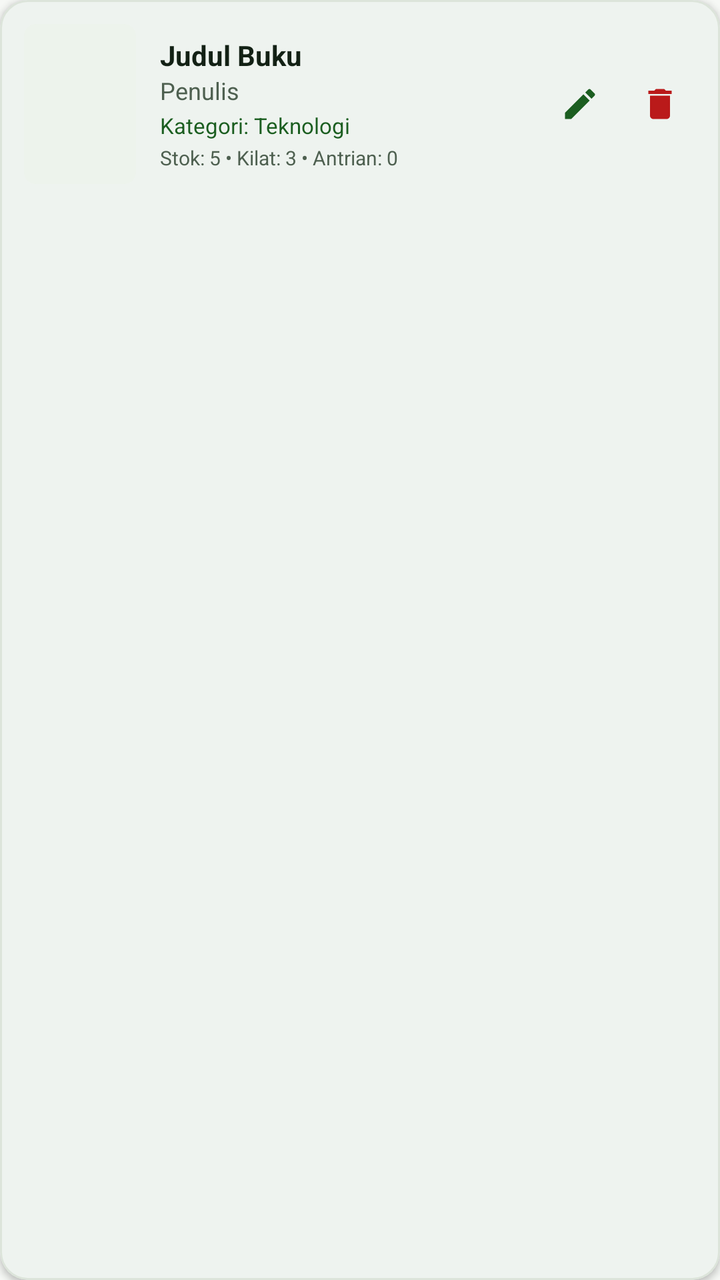
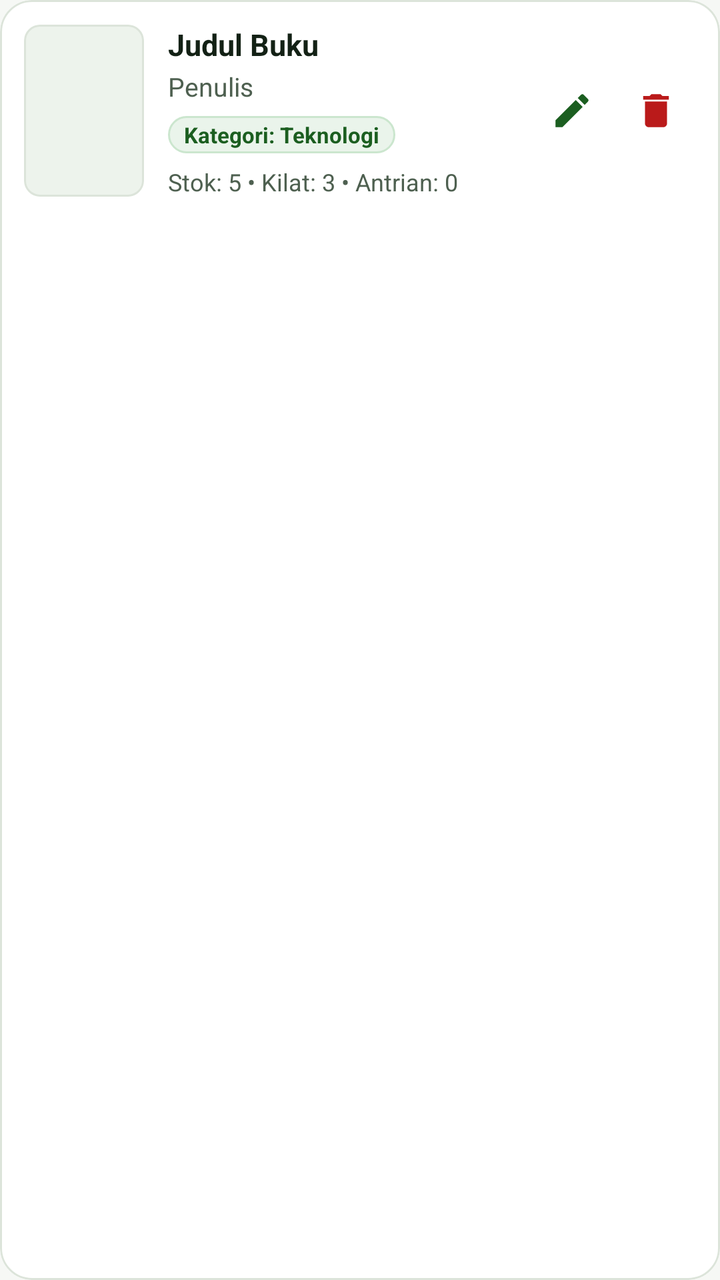

An Android layout rendered at two revisions. The XML below is the earlier revision; the diff shows what the commit changed to produce the second picture.
<!-- AndroidManifest.xml: application theme Theme.Perpustakaan2 -->
<!-- res/layout/item_admin_book.xml -->
<?xml version="1.0" encoding="utf-8"?>
<com.google.android.material.card.MaterialCardView xmlns:android="http://schemas.android.com/apk/res/android"
    xmlns:app="http://schemas.android.com/apk/res-auto"
    android:layout_width="match_parent"
    android:layout_height="wrap_content"
    android:layout_marginBottom="10dp"
    app:cardBackgroundColor="@color/surface"
    app:cardCornerRadius="14dp"
    app:cardElevation="2dp"
    app:strokeColor="@color/outline"
    app:strokeWidth="1dp">

    <LinearLayout
        android:layout_width="match_parent"
        android:layout_height="wrap_content"
        android:gravity="center_vertical"
        android:orientation="horizontal"
        android:padding="12dp">

        <com.google.android.material.card.MaterialCardView
            android:layout_width="56dp"
            android:layout_height="80dp"
            app:cardCornerRadius="6dp"
            app:cardElevation="0dp"
            app:strokeWidth="0dp">

            <ImageView
                android:id="@+id/ivAdminBookCover"
                android:layout_width="match_parent"
                android:layout_height="match_parent"
                android:background="@color/surface_variant"
                android:scaleType="centerCrop" />
        </com.google.android.material.card.MaterialCardView>

        <LinearLayout
            android:layout_width="0dp"
            android:layout_height="wrap_content"
            android:layout_marginStart="12dp"
            android:layout_weight="1"
            android:orientation="vertical">

            <TextView
                android:id="@+id/tvAdminBookTitle"
                android:layout_width="match_parent"
                android:layout_height="wrap_content"
                android:ellipsize="end"
                android:maxLines="1"
                android:text="Judul Buku"
                android:textColor="@color/text_primary"
                android:textSize="14sp"
                android:textStyle="bold" />

            <TextView
                android:id="@+id/tvAdminBookAuthor"
                android:layout_width="match_parent"
                android:layout_height="wrap_content"
                android:ellipsize="end"
                android:maxLines="1"
                android:text="Penulis"
                android:textColor="@color/text_secondary"
                android:textSize="12sp" />

            <TextView
                android:id="@+id/tvAdminBookCategory"
                android:layout_width="wrap_content"
                android:layout_height="wrap_content"
                android:layout_marginTop="2dp"
                android:text="Kategori: Teknologi"
                android:textColor="@color/primary"
                android:textSize="11sp" />

            <TextView
                android:id="@+id/tvAdminBookStock"
                android:layout_width="match_parent"
                android:layout_height="wrap_content"
                android:layout_marginTop="2dp"
                android:text="Stok: 5 • Kilat: 3 • Antrian: 0"
                android:textColor="@color/text_secondary"
                android:textSize="10sp" />
        </LinearLayout>

        
        <LinearLayout
            android:layout_width="wrap_content"
            android:layout_height="wrap_content"
            android:orientation="horizontal">

            <ImageView
                android:id="@+id/btnEditBook"
                android:layout_width="36dp"
                android:layout_height="36dp"
                android:background="?attr/selectableItemBackgroundBorderless"
                android:clickable="true"
                android:focusable="true"
                android:padding="8dp"
                android:src="@drawable/ic_edit"
                app:tint="@color/primary" />

            <ImageView
                android:id="@+id/btnDeleteBook"
                android:layout_width="36dp"
                android:layout_height="36dp"
                android:layout_marginStart="4dp"
                android:background="?attr/selectableItemBackgroundBorderless"
                android:clickable="true"
                android:focusable="true"
                android:padding="8dp"
                android:src="@drawable/ic_delete"
                app:tint="@color/error" />
        </LinearLayout>
    </LinearLayout>
</com.google.android.material.card.MaterialCardView>
<!-- resources referenced by this layout -->
<resources>
  <color name="error">#BA1A1A</color>
  <color name="outline">#DCE4DA</color>
  <color name="primary">#1B5E20</color>
  <color name="surface">#FFFFFF</color>
  <color name="surface_variant">#EDF3EC</color>
  <color name="text_primary">#132115</color>
  <color name="text_secondary">#4E6050</color>
  <!-- drawable ic_delete (drawable) -->
  <vector xmlns:android="http://schemas.android.com/apk/res/android"
      android:width="24dp"
      android:height="24dp"
      android:viewportWidth="24"
      android:viewportHeight="24">
    <path
        android:fillColor="#EF4444"
        android:pathData="M6,19c0,1.1 0.9,2 2,2h8c1.1,0 2,-0.9 2,-2V7H6v12zM19,4h-3.5l-1,-1h-5l-1,1H5v2h14V4z"/>
  </vector>
  <!-- drawable ic_edit (drawable) -->
  <vector xmlns:android="http://schemas.android.com/apk/res/android"
      android:width="24dp"
      android:height="24dp"
      android:viewportWidth="24"
      android:viewportHeight="24">
    <path
        android:fillColor="#FF000000"
        android:pathData="M3,17.25V21h3.75L17.81,9.94l-3.75,-3.75L3,17.25zM20.71,7.04c0.39,-0.39 0.39,-1.02 0,-1.41l-2.34,-2.34c-0.39,-0.39 -1.02,-0.39 -1.41,0l-1.83,1.83 3.75,3.75 1.83,-1.83z"/>
  </vector>
  <style name="Theme.Perpustakaan2" parent="Theme.Material3.DayNight.NoActionBar">
          <item name="colorPrimary">@color/primary</item>
          <item name="colorPrimaryVariant">@color/primary_dark</item>
          <item name="colorOnPrimary">@color/on_primary</item>
          <item name="colorPrimaryContainer">@color/primary_container</item>
          <item name="colorOnPrimaryContainer">@color/primary_dark</item>
  
          <item name="colorSecondary">@color/secondary</item>
          <item name="colorOnSecondary">@color/on_secondary</item>
          <item name="colorSecondaryContainer">@color/secondary_container</item>
          <item name="colorOnSecondaryContainer">@color/secondary_dark</item>
  
          <item name="android:colorBackground">@color/background</item>
          <item name="android:windowBackground">@color/background</item>
          <item name="colorSurface">@color/surface</item>
          <item name="colorOnSurface">@color/text_primary</item>
          <item name="colorSurfaceVariant">@color/surface_variant</item>
          <item name="colorOnSurfaceVariant">@color/text_secondary</item>
          <item name="colorOutline">@color/outline</item>
          <item name="colorOutlineVariant">@color/outline_variant</item>
  
          <item name="colorError">@color/error</item>
          <item name="colorOnError">@color/white</item>
          <item name="colorErrorContainer">@color/error_container</item>
  
          <item name="android:statusBarColor">@color/background</item>
          <item name="android:windowLightStatusBar">true</item>
          <item name="android:navigationBarColor">@color/surface</item>
          <item name="android:windowLightNavigationBar" tools:targetApi="27">true</item>
      </style>
  <color name="primary_dark">#0E3D13</color>
  <color name="on_primary">#FFFFFF</color>
  <color name="primary_container">#CBE6CE</color>
  <color name="secondary">#2E7D32</color>
  <color name="on_secondary">#FFFFFF</color>
  <color name="secondary_container">#D8EED9</color>
  <color name="secondary_dark">#1B5E20</color>
  <color name="background">#F6F8F5</color>
  <color name="outline_variant">#EAEFE8</color>
  <color name="white">#FFFFFFFF</color>
  <color name="error_container">#FFDAD6</color>
</resources>

<!-- the commit's change to res/layout/item_admin_book.xml (unified diff, before → after) -->
@@ -5,8 +5,8 @@
     android:layout_height="wrap_content"
     android:layout_marginBottom="10dp"
     app:cardBackgroundColor="@color/surface"
-    app:cardCornerRadius="14dp"
-    app:cardElevation="2dp"
+    app:cardCornerRadius="16dp"
+    app:cardElevation="0dp"
     app:strokeColor="@color/outline"
     app:strokeWidth="1dp">
 
@@ -18,11 +18,12 @@
         android:padding="12dp">
 
         <com.google.android.material.card.MaterialCardView
-            android:layout_width="56dp"
-            android:layout_height="80dp"
-            app:cardCornerRadius="6dp"
+            android:layout_width="60dp"
+            android:layout_height="86dp"
+            app:cardCornerRadius="8dp"
             app:cardElevation="0dp"
-            app:strokeWidth="0dp">
+            app:strokeColor="@color/outline"
+            app:strokeWidth="1dp">
 
             <ImageView
                 android:id="@+id/ivAdminBookCover"
@@ -36,6 +37,7 @@
             android:layout_width="0dp"
             android:layout_height="wrap_content"
             android:layout_marginStart="12dp"
+            android:layout_marginEnd="6dp"
             android:layout_weight="1"
             android:orientation="vertical">
 
@@ -44,39 +46,44 @@
                 android:layout_width="match_parent"
                 android:layout_height="wrap_content"
                 android:ellipsize="end"
-                android:maxLines="1"
+                android:maxLines="2"
                 android:text="Judul Buku"
                 android:textColor="@color/text_primary"
-                android:textSize="14sp"
+                android:textSize="15sp"
                 android:textStyle="bold" />
 
             <TextView
                 android:id="@+id/tvAdminBookAuthor"
                 android:layout_width="match_parent"
                 android:layout_height="wrap_content"
+                android:layout_marginTop="2dp"
                 android:ellipsize="end"
                 android:maxLines="1"
                 android:text="Penulis"
                 android:textColor="@color/text_secondary"
-                android:textSize="12sp" />
+                android:textSize="13sp" />
 
             <TextView
                 android:id="@+id/tvAdminBookCategory"
                 android:layout_width="wrap_content"
                 android:layout_height="wrap_content"
-                android:layout_marginTop="2dp"
+                android:layout_marginTop="6dp"
+                android:background="@drawable/bg_badge_primary"
+                android:paddingHorizontal="8dp"
+                android:paddingVertical="2dp"
                 android:text="Kategori: Teknologi"
                 android:textColor="@color/primary"
-                android:textSize="11sp" />
+                android:textSize="11sp"
+                android:textStyle="bold" />
 
             <TextView
                 android:id="@+id/tvAdminBookStock"
                 android:layout_width="match_parent"
                 android:layout_height="wrap_content"
-                android:layout_marginTop="2dp"
+                android:layout_marginTop="6dp"
                 android:text="Stok: 5 • Kilat: 3 • Antrian: 0"
                 android:textColor="@color/text_secondary"
-                android:textSize="10sp" />
+                android:textSize="12sp" />
         </LinearLayout>
 
         
@@ -87,24 +94,26 @@
 
             <ImageView
                 android:id="@+id/btnEditBook"
-                android:layout_width="36dp"
-                android:layout_height="36dp"
+                android:layout_width="40dp"
+                android:layout_height="40dp"
                 android:background="?attr/selectableItemBackgroundBorderless"
                 android:clickable="true"
+                android:contentDescription="Edit Buku"
                 android:focusable="true"
-                android:padding="8dp"
+                android:padding="9dp"
                 android:src="@drawable/ic_edit"
                 app:tint="@color/primary" />
 
             <ImageView
                 android:id="@+id/btnDeleteBook"
-                android:layout_width="36dp"
-                android:layout_height="36dp"
-                android:layout_marginStart="4dp"
+                android:layout_width="40dp"
+                android:layout_height="40dp"
+                android:layout_marginStart="2dp"
                 android:background="?attr/selectableItemBackgroundBorderless"
                 android:clickable="true"
+                android:contentDescription="Hapus Buku"
                 android:focusable="true"
-                android:padding="8dp"
+                android:padding="9dp"
                 android:src="@drawable/ic_delete"
                 app:tint="@color/error" />
         </LinearLayout>
<!-- resource entries referenced after the edit -->
@@ -7,6 +7,14 @@
   <color name="surface_variant">#EDF3EC</color>
   <color name="text_primary">#132115</color>
   <color name="text_secondary">#4E6050</color>
+  <!-- drawable bg_badge_primary (drawable) -->
+  <?xml version="1.0" encoding="utf-8"?>
+  <shape xmlns:android="http://schemas.android.com/apk/res/android"
+      android:shape="rectangle">
+      <solid android:color="@color/primary_light" />
+      <corners android:radius="12dp" />
+      <stroke android:width="1dp" android:color="@color/primary_container" />
+  </shape>
   <!-- drawable ic_delete (drawable) -->
   <vector xmlns:android="http://schemas.android.com/apk/res/android"
       android:width="24dp"
@@ -57,6 +65,7 @@
           <item name="android:navigationBarColor">@color/surface</item>
           <item name="android:windowLightNavigationBar" tools:targetApi="27">true</item>
       </style>
+  <color name="primary_light">#EAF4EB</color>
   <color name="primary_dark">#0E3D13</color>
   <color name="on_primary">#FFFFFF</color>
   <color name="primary_container">#CBE6CE</color>
